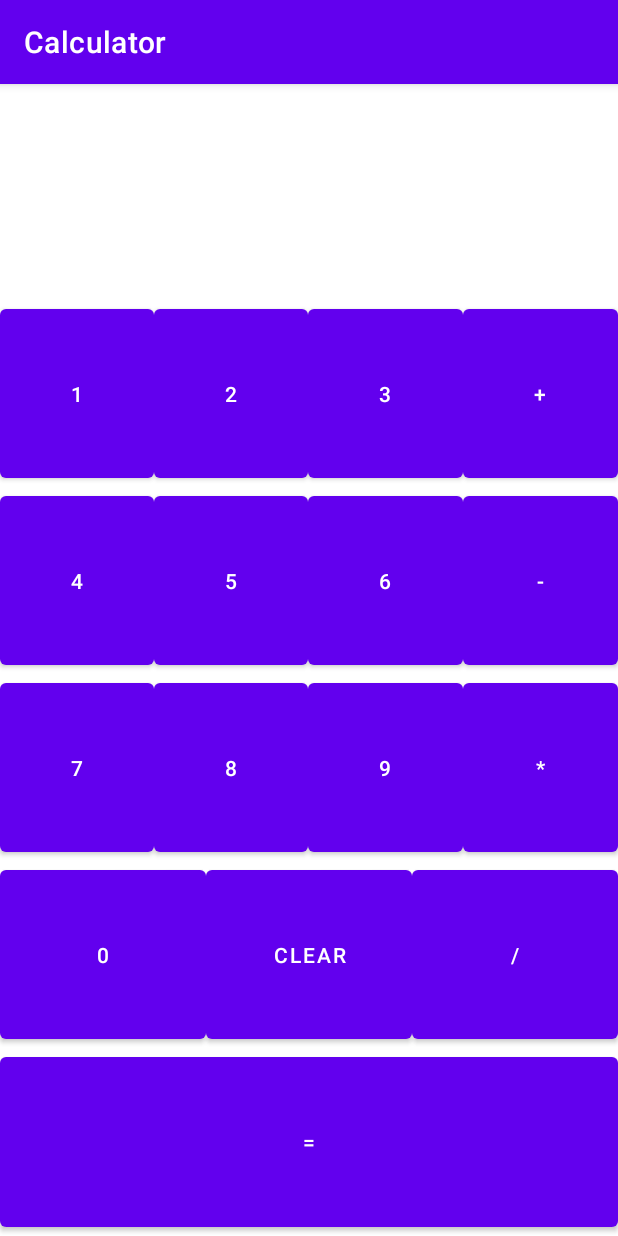
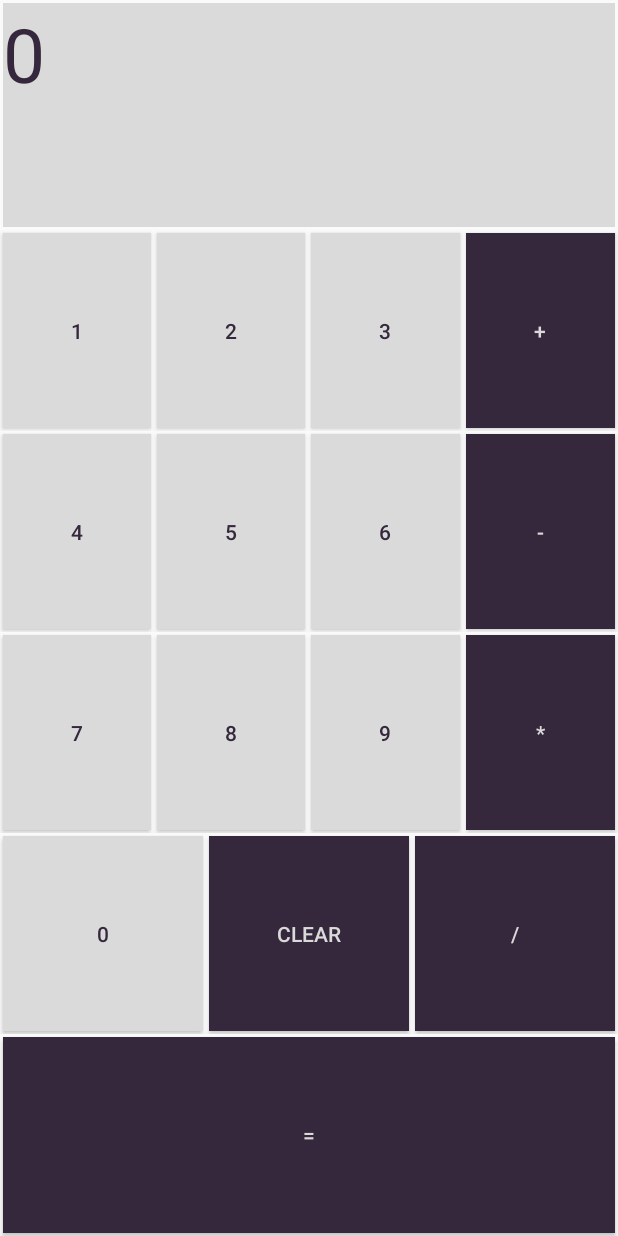
Before and after one commit to OfalWoz/Calculator, an Android app: the screen it shows after launch (MainActivity), on a phone screen of 412 x 824 dp. Run offline under Robolectric (Android 15) with nearby library versions, the phone set to English and light mode, and no system bars.

Commit message:
Final form of basic calculator

```diff
--- a/app/src/main/res/layout/activity_main.xml
+++ b/app/src/main/res/layout/activity_main.xml
@@ -4,6 +4,7 @@
     xmlns:tools="http://schemas.android.com/tools"
     android:layout_width="match_parent"
     android:layout_height="match_parent"
+    android:backgroundTint="#DBDADB"
     android:orientation="vertical"
     tools:context=".MainActivity">
 
@@ -24,11 +25,14 @@
                 android:layout_weight="1">
 
                 <TextView
-                    android:id="@+id/show_count"
+                    android:id="@+id/editText"
                     android:layout_width="match_parent"
                     android:layout_height="match_parent"
+                    android:layout_margin="1pt"
                     android:layout_weight="1"
-                    android:text=""
+                    android:background="#DBDADB"
+                    android:text="0"
+                    android:textColor="#35283C"
                     android:textSize="50sp" />
             </TableRow>
 
@@ -41,33 +45,45 @@
                     android:id="@+id/oneButton"
                     android:layout_width="match_parent"
                     android:layout_height="match_parent"
+                    android:layout_margin="1pt"
                     android:layout_weight="1"
+                    android:background="#DBDADB"
                     android:onClick="onClickNumber"
-                    android:text="1" />
+                    android:text="1"
+                    android:textColor="#35283C" />
 
                 <Button
                     android:id="@+id/twoButton"
                     android:layout_width="match_parent"
                     android:layout_height="match_parent"
+                    android:layout_margin="1pt"
+                    android:layout_weight="1"
+                    android:background="#DBDADB"
                     android:onClick="onClickNumber"
                     android:text="2"
-                    android:layout_weight="1"/>
+                    android:textColor="#35283C" />
 
                 <Button
                     android:id="@+id/threeButton"
                     android:layout_width="match_parent"
                     android:layout_height="match_parent"
+                    android:layout_margin="1pt"
+                    android:layout_weight="1"
+                    android:background="#DBDADB"
                     android:onClick="onClickNumber"
                     android:text="3"
-                    android:layout_weight="1"/>
+                    android:textColor="#35283C" />
 
                 <Button
                     android:id="@+id/sumButton"
                     android:layout_width="match_parent"
                     android:layout_height="match_parent"
-                    android:onClick="sumButton"
+                    android:layout_margin="1pt"
+                    android:layout_weight="1"
+                    android:background="#35283C"
+                    android:onClick="operatorEvent"
                     android:text="+"
-                    android:layout_weight="1"/>
+                    android:textColor="#DBDADB" />
 
             </TableRow>
 
@@ -80,33 +96,45 @@
                     android:id="@+id/fourButton"
                     android:layout_width="match_parent"
                     android:layout_height="match_parent"
+                    android:layout_margin="1pt"
+                    android:layout_weight="1"
+                    android:background="#DBDADB"
                     android:onClick="onClickNumber"
                     android:text="4"
-                    android:layout_weight="1"/>
+                    android:textColor="#35283C" />
 
                 <Button
                     android:id="@+id/fiveButton"
                     android:layout_width="match_parent"
                     android:layout_height="match_parent"
+                    android:layout_margin="1pt"
+                    android:layout_weight="1"
+                    android:background="#DBDADB"
                     android:onClick="onClickNumber"
                     android:text="5"
-                    android:layout_weight="1"/>
+                    android:textColor="#35283C" />
 
                 <Button
                     android:id="@+id/sixButton"
                     android:layout_width="match_parent"
                     android:layout_height="match_parent"
+                    android:layout_margin="1pt"
+                    android:layout_weight="1"
+                    android:background="#DBDADB"
                     android:onClick="onClickNumber"
                     android:text="6"
-                    android:layout_weight="1"/>
+                    android:textColor="#35283C" />
 
                 <Button
                     android:id="@+id/subButton"
                     android:layout_width="match_parent"
                     android:layout_height="match_parent"
-                    android:onClick="subButton"
+                    android:layout_margin="1pt"
+                    android:layout_weight="1"
+                    android:background="#35283C"
+                    android:onClick="operatorEvent"
                     android:text="-"
-                    android:layout_weight="1"/>
+                    android:textColor="#DBDADB" />
             </TableRow>
 
             <TableRow
@@ -118,33 +146,45 @@
                     android:id="@+id/sevenButton"
                     android:layout_width="match_parent"
                     android:layout_height="match_parent"
+                    android:layout_margin="1pt"
+                    android:layout_weight="1"
+                    android:background="#DBDADB"
                     android:onClick="onClickNumber"
                     android:text="7"
-                    android:layout_weight="1"/>
+                    android:textColor="#35283C" />
 
                 <Button
                     android:id="@+id/eightButton"
                     android:layout_width="match_parent"
                     android:layout_height="match_parent"
+                    android:layout_margin="1pt"
+                    android:layout_weight="1"
+                    android:background="#DBDADB"
                     android:onClick="onClickNumber"
                     android:text="8"
-                    android:layout_weight="1"/>
+                    android:textColor="#35283C" />
 
                 <Button
                     android:id="@+id/nineButton"
                     android:layout_width="match_parent"
                     android:layout_height="match_parent"
+                    android:layout_margin="1pt"
+                    android:layout_weight="1"
+                    android:background="#DBDADB"
                     android:onClick="onClickNumber"
                     android:text="9"
-                    android:layout_weight="1"/>
+                    android:textColor="#35283C" />
 
                 <Button
                     android:id="@+id/mulButton"
                     android:layout_width="match_parent"
                     android:layout_height="match_parent"
-                    android:onClick="mulButton"
+                    android:layout_margin="1pt"
+                    android:layout_weight="1"
+                    android:background="#35283C"
+                    android:onClick="operatorEvent"
                     android:text="*"
-                    android:layout_weight="1"/>
+                    android:textColor="#DBDADB" />
             </TableRow>
 
             <TableRow
@@ -156,24 +196,33 @@
                     android:id="@+id/zeroButton"
                     android:layout_width="match_parent"
                     android:layout_height="match_parent"
+                    android:layout_margin="1pt"
+                    android:layout_weight="1"
+                    android:background="#DBDADB"
                     android:onClick="onClickNumber"
                     android:text="0"
-                    android:layout_weight="1"/>
+                    android:textColor="#35283C" />
 
                 <Button
                     android:layout_width="match_parent"
                     android:layout_height="match_parent"
+                    android:layout_margin="1pt"
                     android:layout_weight="1"
+                    android:background="#35283C"
                     android:onClick="ResetButton"
-                    android:text="Clear" />
+                    android:text="Clear"
+                    android:textColor="#DBDADB" />
 
                 <Button
                     android:id="@+id/divButton"
                     android:layout_width="match_parent"
                     android:layout_height="match_parent"
-                    android:onClick="divButton"
+                    android:layout_margin="1pt"
+                    android:layout_weight="1"
+                    android:background="#35283C"
+                    android:onClick="operatorEvent"
                     android:text="/"
-                    android:layout_weight="1"/>
+                    android:textColor="#DBDADB" />
 
             </TableRow>
 
@@ -186,9 +235,12 @@
                     android:id="@+id/eqlButton"
                     android:layout_width="match_parent"
                     android:layout_height="match_parent"
+                    android:layout_margin="1pt"
                     android:layout_weight="1"
-                    android:onClick="eqlButton"
-                    android:text="=" />
+                    android:background="#35283C"
+                    android:onClick="eqlEvent"
+                    android:text="="
+                    android:textColor="#DBDADB" />
 
             </TableRow>
 
--- a/app/src/main/res/values-night/themes.xml
+++ b/app/src/main/res/values-night/themes.xml
@@ -1,6 +1,6 @@
 <resources xmlns:tools="http://schemas.android.com/tools">
     <!-- Base application theme. -->
-    <style name="Theme.Calculator" parent="Theme.MaterialComponents.DayNight.DarkActionBar">
+    <style name="Theme.Calculator" parent="Theme.AppCompat.Light.NoActionBar">
         <!-- Primary brand color. -->
         <item name="colorPrimary">@color/purple_200</item>
         <item name="colorPrimaryVariant">@color/purple_700</item>
--- a/app/src/main/res/values/colors.xml
+++ b/app/src/main/res/values/colors.xml
@@ -1,6 +1,6 @@
 <?xml version="1.0" encoding="utf-8"?>
 <resources>
-    <color name="purple_200">#FFBB86FC</color>
+    <color name="purple_200">#35283C</color>
     <color name="purple_500">#FF6200EE</color>
     <color name="purple_700">#FF3700B3</color>
     <color name="teal_200">#FF03DAC5</color>
--- a/app/src/main/res/values/strings.xml
+++ b/app/src/main/res/values/strings.xml
@@ -1,3 +1,3 @@
 <resources>
-    <string name="app_name">Calculator</string>
+    <string name="app_name">BasicCalculator</string>
 </resources>
--- a/app/src/main/res/values/themes.xml
+++ b/app/src/main/res/values/themes.xml
@@ -1,6 +1,6 @@
 <resources xmlns:tools="http://schemas.android.com/tools">
     <!-- Base application theme. -->
-    <style name="Theme.Calculator" parent="Theme.MaterialComponents.DayNight.DarkActionBar">
+    <style name="Theme.Calculator" parent="Theme.AppCompat.Light.NoActionBar">
         <!-- Primary brand color. -->
         <item name="colorPrimary">@color/purple_500</item>
         <item name="colorPrimaryVariant">@color/purple_700</item>
@@ -10,7 +10,7 @@
         <item name="colorSecondaryVariant">@color/teal_700</item>
         <item name="colorOnSecondary">@color/black</item>
         <!-- Status bar color. -->
-        <item name="android:statusBarColor" tools:targetApi="l">?attr/colorPrimaryVariant</item>
+        <item name="android:statusBarColor" tools:targetApi="l">#35283C</item>
         <!-- Customize your theme here. -->
     </style>
 </resources>
```
Also changed, not shown: app/src/main/java/pl/ofalwoz/calculator/MainActivity.java (+48 -21 lines).
